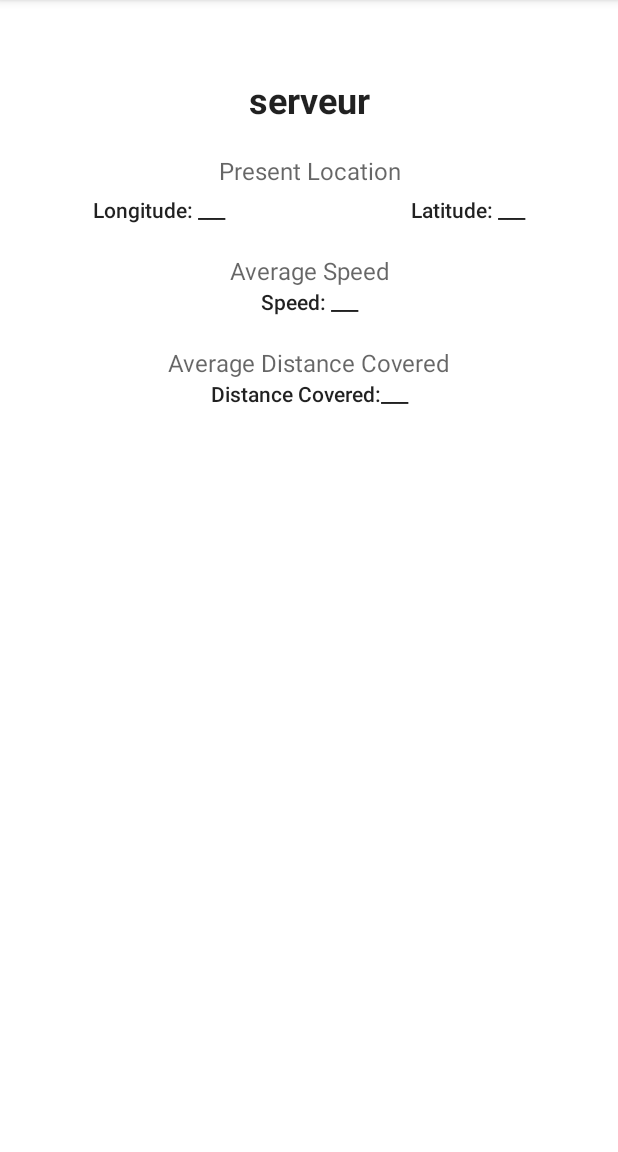
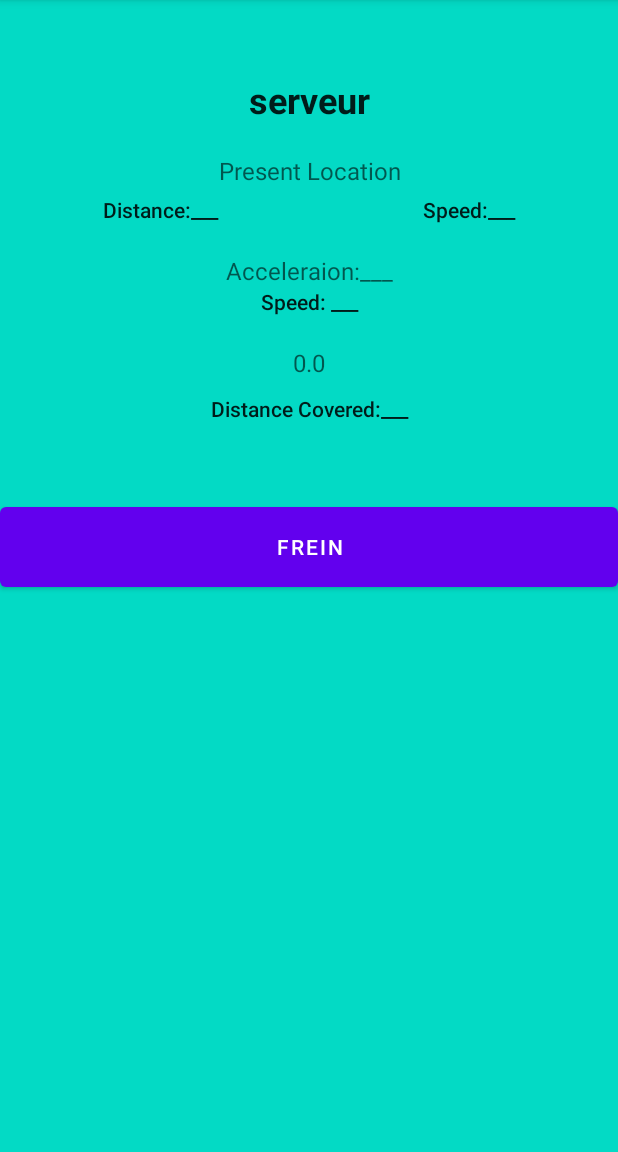
Before and after one commit to sonyaGankam/sonyaGankam, an Android app: the Serveur screen opened directly, with no data from a screen before it, on a phone screen of 412 x 824 dp, the part 84-1236 px from its top. Run offline under Robolectric (Android 15) with nearby library versions, the phone set to English and light mode, and no system bars; our stand-ins replace Firebase (no records; nobody signed in at launch, a user with empty details on screens opened directly); 2 statements that could not run were skipped.

```diff
--- a/app/src/main/java/com/example/application1/Serveur.java
+++ b/app/src/main/java/com/example/application1/Serveur.java
@@ -24,7 +24,7 @@ import java.util.Map;
 
 public class Serveur extends AppCompatActivity {
     private DatabaseReference mDatabase;
-    TextView distace,av_speed;
+    TextView distance, speed, acceleration,treshold;
 
     @Override
     protected void onCreate(Bundle savedInstanceState) {
@@ -34,34 +34,54 @@ public class Serveur extends AppCompatActivity {
         setContentView(R.layout.activity_serveur);
         mDatabase = FirebaseDatabase.getInstance().getReference();
 
-        distace = findViewById(R.id.dist);
-        av_speed = findViewById(R.id.av_speed);
-
+        distance = findViewById(R.id.distanceserveur);
+        speed = findViewById(R.id.speedserveur);
+        acceleration = findViewById(R.id.accelerationserveur);
+        treshold=findViewById(R.id.threshold_speed);
 
 
         // Creer Une array List ici
-        double [] arr = new double[0];
+        double[] arr = new double[0];
         List<Double> arrlist = new ArrayList<Double>();
         List<Double> speedArrList = new ArrayList<Double>();
 
+        mDatabase.child("appVariables").addValueEventListener(new ValueEventListener() {
+            @Override
+            public void onDataChange(@NonNull DataSnapshot snapshot) {
+                double thresholdSpeed = Double.parseDouble(snapshot.child("thresholdSpeed").getValue().toString());
+                Log.d("Threshold Speed", "FINAL DISTANCE: " + thresholdSpeed);
+                treshold.setText(String.valueOf(thresholdSpeed));
+            }
+
+            @Override
+            public void onCancelled(@NonNull DatabaseError error) {
+
+            }
+        });
 
 
         mDatabase.child("node").addValueEventListener(new ValueEventListener() {
             @Override
             public void onDataChange(@NonNull DataSnapshot snapshot) {
                 double finalDistance = Double.parseDouble(snapshot.child("finalDistance").getValue().toString());
-                Log.d("TAG","FINAL DISTANCE: " + finalDistance);
+                Log.d("TAG", "FINAL DISTANCE: " + finalDistance);
+
 
                 // Ajouter les distances au tableau et incrementer la variable d'iteration
                 arrlist.add(finalDistance);
                 Log.d("Taille", String.valueOf(arrlist.size()));
-                    while (arrlist.size()>2) {
-                        while (speedArrList.size()>2) {
-                            speedArrList.add((arrlist.get(arrlist.size() - 1) - arrlist.get(arrlist.size() - 2) / 5));
+                while (arrlist.size() > 4) {
+                    while (speedArrList.size() > 2) {
+                        speedArrList.add((arrlist.get(arrlist.size() - 1) - arrlist.get(arrlist.size() - 2) / 2.5));
                         Log.d("SPEED", speedArrList.toString());
+                        speed.setText(String.valueOf(speedArrList.get(speedArrList.size() - 1)));
+                        Log.d(" TAG - Acc", String.valueOf(speedArrList.get((speedArrList).size()-1)- speedArrList.get((speedArrList.size()-2))));
                         speedArrList.remove(0);
-                        }}
+                    }
+                }
                 arrlist.remove(0);
+
+
             }
 
             @Override
@@ -70,4 +90,5 @@ public class Serveur extends AppCompatActivity {
             }
 
         });
-}}
+    }
+}
--- a/app/src/main/res/layout/activity_client.xml
+++ b/app/src/main/res/layout/activity_client.xml
@@ -9,6 +9,7 @@
     <LinearLayout
         android:layout_width="match_parent"
         android:layout_height="match_parent"
+        android:background="@color/teal_200"
         android:orientation="vertical"
         android:textAlignment="center"
         app:layout_constraintBottom_toBottomOf="parent"
--- a/app/src/main/res/layout/activity_serveur.xml
+++ b/app/src/main/res/layout/activity_serveur.xml
@@ -9,6 +9,7 @@
     <LinearLayout
         android:layout_width="match_parent"
         android:layout_height="match_parent"
+        android:background="@color/teal_200"
         android:orientation="vertical"
         android:textAlignment="center"
         app:layout_constraintBottom_toBottomOf="parent"
@@ -54,20 +55,20 @@
             android:textAlignment="center">
 
             <TextView
-                android:id="@+id/lon"
+                android:id="@+id/distanceserveur"
                 android:layout_width="wrap_content"
                 android:layout_height="wrap_content"
                 android:layout_weight="1"
-                android:text="Longitude: ___"
+                android:text="Distance:___"
                 android:textAlignment="center"
                 android:textAppearance="@style/TextAppearance.AppCompat.Body2" />
 
             <TextView
-                android:id="@+id/lat"
+                android:id="@+id/speedserveur"
                 android:layout_width="wrap_content"
                 android:layout_height="wrap_content"
                 android:layout_weight="1"
-                android:text="Latitude: ___"
+                android:text="Speed:___"
                 android:textAlignment="center"
                 android:textAppearance="@style/TextAppearance.AppCompat.Body2" />
         </LinearLayout>
@@ -77,10 +78,10 @@
             android:layout_height="20dp" />
 
         <TextView
-            android:id="@+id/textView5"
+            android:id="@+id/accelerationserveur"
             android:layout_width="match_parent"
             android:layout_height="wrap_content"
-            android:text="Average Speed"
+            android:text="Acceleraion:___"
             android:textAlignment="center"
             android:textAppearance="@style/TextAppearance.AppCompat.Display1"
             android:textSize="16sp" />
@@ -98,10 +99,10 @@
             android:layout_height="20dp" />
 
         <TextView
-            android:id="@+id/textView7"
+            android:id="@+id/threshold_speed"
             android:layout_width="match_parent"
-            android:layout_height="wrap_content"
-            android:text="Average Distance Covered"
+            android:layout_height="32dp"
+            android:text="treshold speed :___"
             android:textAlignment="center"
             android:textAppearance="@style/TextAppearance.AppCompat.Display1"
             android:textSize="16sp" />
@@ -118,6 +119,12 @@
             android:layout_width="match_parent"
             android:layout_height="50dp" />
 
+        <Button
+            android:id="@+id/button3"
+            android:layout_width="match_parent"
+            android:layout_height="65dp"
+            android:text="FREIN" />
+
 
     </LinearLayout>
 </androidx.constraintlayout.widget.ConstraintLayout>
```
Also changed, not shown: app/src/main/java/com/example/application1/Client.java (+4 -4 lines), app/src/main/res/layout/activity_main.xml (+17 -0 lines). Lines whose indentation alone changed are shown as unchanged.
